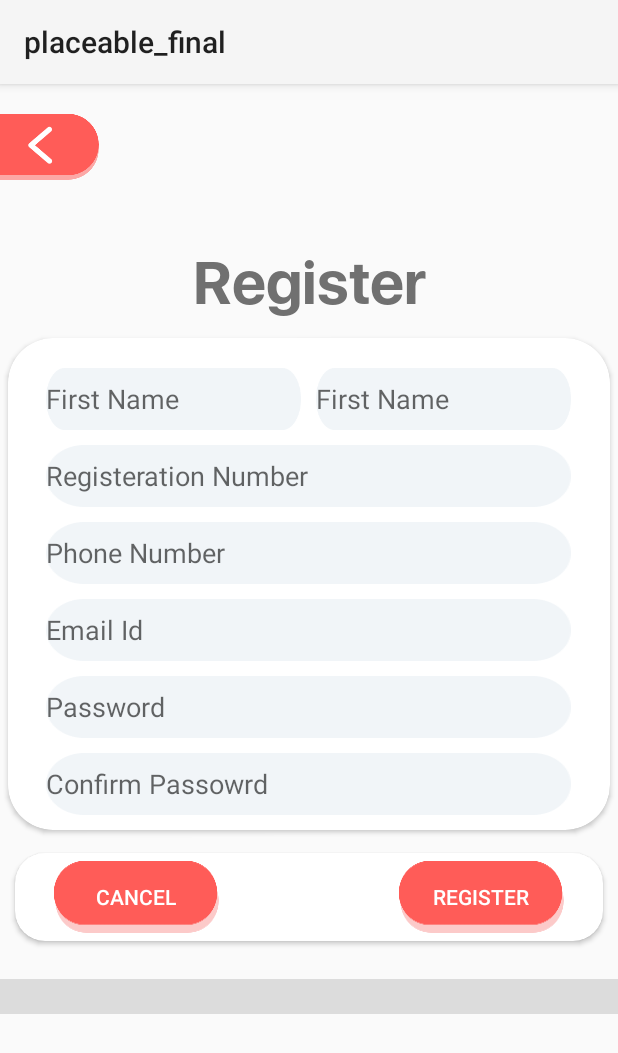
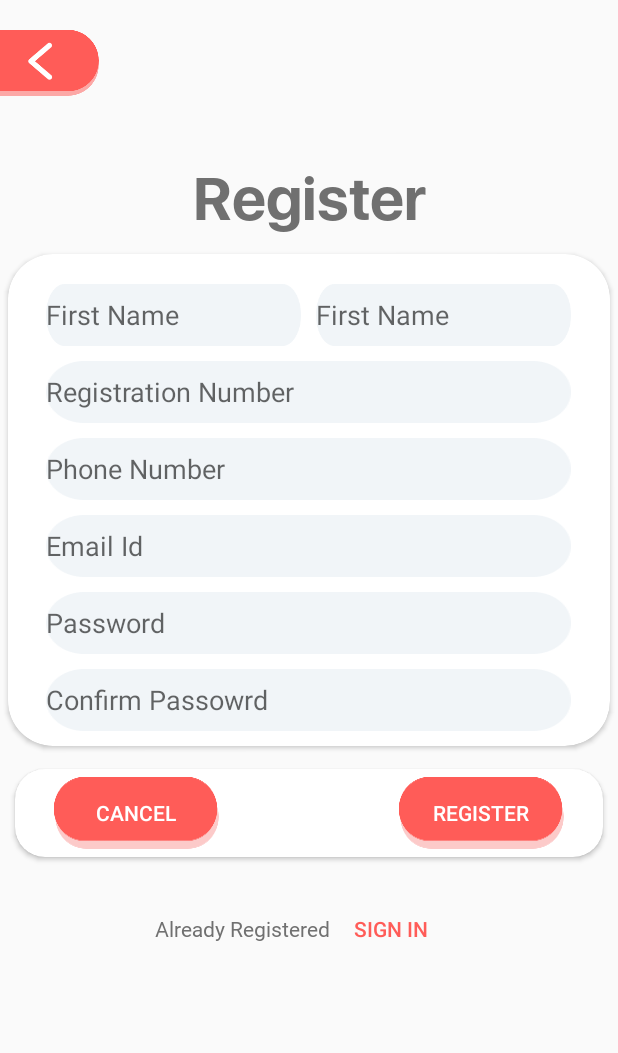
Before and after one commit to mayank-365/placeable_final, an Android app: the signup screen opened directly, with no data from a screen before it, on a phone screen of 412 x 824 dp. Shown: the top 1053 px of the screen. Run offline under Robolectric (Android 15) with nearby library versions, the phone set to English and light mode, and no system bars.

Commit message:
button working

```diff
--- a/app/src/main/AndroidManifest.xml
+++ b/app/src/main/AndroidManifest.xml
@@ -16,14 +16,16 @@
         android:roundIcon="@mipmap/ic_launcher_round"
         android:supportsRtl="true"
         android:theme="@style/CustomTheme">
-        <activity android:name=".signup" android:exported="true"/>
+        <activity android:name=".signup" android:exported="true"
+            android:theme="@style/CustomTheme.NoActionBar"/>
         <activity android:name=".home" android:exported="true"/>
         <activity
             android:name=".profile"
             android:exported="true" />
         <activity
             android:name=".MainActivity"
-            android:exported="true">
+            android:exported="true"
+            android:theme="@style/CustomTheme.NoActionBar">
             <intent-filter>
                 <action android:name="android.intent.action.MAIN" />
 
--- a/app/src/main/java/com/example/placeable_final/signup.java
+++ b/app/src/main/java/com/example/placeable_final/signup.java
@@ -1,14 +1,84 @@
 package com.example.placeable_final;
 
+import android.content.Intent;
 import android.os.Bundle;
+import android.view.MotionEvent;
+import android.view.View;
+import android.view.animation.Animation;
+import android.view.animation.AnimationUtils;
+import android.widget.Button;
+import android.widget.ImageButton;
 
 import androidx.annotation.Nullable;
 import androidx.appcompat.app.AppCompatActivity;
 
 public class signup extends AppCompatActivity {
+    Button signin,register,cancel;
+    ImageButton back;
+    Animation scaleup,scaledown;
     @Override
     protected void onCreate(@Nullable Bundle savedInstanceState) {
         super.onCreate(savedInstanceState);
         setContentView(R.layout.signup);
+        signin = findViewById(R.id.register_signin);
+        back = findViewById(R.id.register_back_button);
+        register = findViewById(R.id.register_request);
+        cancel = findViewById(R.id.register_cancel);
+        scaleup = AnimationUtils.loadAnimation(signup.this, R.anim.scale_up);
+        scaledown = AnimationUtils.loadAnimation(signup.this, R.anim.scale_down);
+        signin.setOnTouchListener(new View.OnTouchListener() {
+            @Override
+            public boolean onTouch(View v, MotionEvent motionEvent) {
+                if (motionEvent.getAction() == MotionEvent.ACTION_DOWN) {
+                    signin.startAnimation(scaleup);
+                    Intent intent = new Intent(signup.this, MainActivity.class);
+                    startActivity(intent);
+                } else if (motionEvent.getAction() == MotionEvent.ACTION_UP) {
+                    signin.startAnimation(scaledown);
+                }
+
+                return true;
+            }
+        });
+
+        register.setOnTouchListener(new View.OnTouchListener() {
+            @Override
+            public boolean onTouch(View v, MotionEvent motionEvent) {
+                if (motionEvent.getAction() == MotionEvent.ACTION_DOWN) {
+                    register.startAnimation(scaleup);
+                } else if (motionEvent.getAction() == MotionEvent.ACTION_UP) {
+                    register.startAnimation(scaledown);
+                }
+
+                return true;
+            }
+        });
+        back.setOnTouchListener(new View.OnTouchListener() {
+            @Override
+            public boolean onTouch(View v, MotionEvent motionEvent) {
+                if (motionEvent.getAction() == MotionEvent.ACTION_DOWN) {
+                    back.startAnimation(scaleup);
+                    Intent intent = new Intent(signup.this, MainActivity.class);
+                    startActivity(intent);
+                } else if (motionEvent.getAction() == MotionEvent.ACTION_UP) {
+                    back.startAnimation(scaledown);
+                }
+
+                return true;
+            }
+        });
+        cancel.setOnTouchListener(new View.OnTouchListener() {
+            @Override
+            public boolean onTouch(View v, MotionEvent motionEvent) {
+                if (motionEvent.getAction() == MotionEvent.ACTION_DOWN) {
+                    back.startAnimation(scaleup);
+                    Intent intent = new Intent(signup.this, MainActivity.class);
+                    startActivity(intent);
+                } else if (motionEvent.getAction() == MotionEvent.ACTION_UP) {
+                    back.startAnimation(scaledown);
+                }
+                return true;
+            }
+        });
     }
 }
--- a/app/src/main/res/layout/signup.xml
+++ b/app/src/main/res/layout/signup.xml
@@ -3,8 +3,15 @@
     android:layout_width="match_parent"
     android:layout_height="match_parent"
     xmlns:app="http://schemas.android.com/apk/res-auto">
+    <ScrollView
+        android:layout_width="match_parent"
+        android:layout_height="wrap_content">
+    <LinearLayout
+        android:layout_width="match_parent"
+        android:layout_height="wrap_content"
+        android:orientation="vertical">
     <ImageButton
-        android:id="@+id/register_back"
+        android:id="@+id/register_back_button"
         android:layout_width="wrap_content"
         android:layout_height="wrap_content"
         android:background="@drawable/backbutton"
@@ -14,7 +21,7 @@
         android:id="@+id/register_register"
         android:layout_width="match_parent"
         android:layout_height="wrap_content"
-        android:layout_below="@id/register_back"
+        android:layout_below="@id/register_back_button"
         android:fontFamily="@font/sf_ui_bold"
         android:gravity="center"
         android:text="@string/register"
@@ -148,11 +155,46 @@
         </LinearLayout>
     </androidx.cardview.widget.CardView>
 
-    <View
-        style="@style/Divider"
-        android:layout_below="@+id/register_cardviewsec"
+    <LinearLayout
+        android:layout_width="wrap_content"
+        android:layout_height="wrap_content"
+        android:gravity="center"
+        android:layout_below="@id/register_cardviewsec"
+        android:layout_alignParentStart="true"
+        android:layout_alignParentEnd="true"
         android:layout_alignParentBottom="true"
-        android:layout_marginTop="15dp"
-        android:layout_marginBottom="148dp" />
+        android:layout_marginStart="103dp"
+        android:layout_marginTop="14dp"
+        android:layout_marginEnd="110dp"
+        android:layout_marginBottom="111dp">
+
+        <TextView
+            android:layout_width="wrap_content"
+            android:layout_height="wrap_content"
+            android:layout_below="@id/register_cardviewsec"
+            android:fontFamily="@font/sf_ui_light"
+            android:text="@string/register_alreadysignin"
+            android:textColor="@color/dark_grey" />
+
+        <Button
+            android:id="@+id/register_signin"
+            android:layout_width="wrap_content"
+            android:layout_height="wrap_content"
+            android:background="@null"
+            android:text="@string/register_signin"
+            android:textColor="@color/dark_orange" />
+    </LinearLayout>
+    </LinearLayout>
+    <!--    <View-->
+<!--        android:id="@+id/view"-->
+<!--        style="@style/Divider"-->
+<!--        android:layout_below="@id/register_cardviewsec"-->
+<!--        android:layout_alignParentBottom="true"-->
+<!--        android:layout_marginTop="113dp"-->
+<!--        android:layout_marginBottom="39dp"-->
+<!--        app:layout_constraintEnd_toEndOf="parent"-->
+<!--        app:layout_constraintHorizontal_bias="0.0"-->
+<!--        app:layout_constraintStart_toStartOf="parent" />-->
+    </ScrollView>
 
 </RelativeLayout>
--- a/app/src/main/res/values/strings.xml
+++ b/app/src/main/res/values/strings.xml
@@ -27,11 +27,13 @@
     <string name="notregsitered">Click Here to</string>
     <!-- registration page strings -->
     <string name="register_firstname">First Name</string>
-    <string name="register_regno">Registeration Number</string>
+    <string name="register_regno">Registration Number</string>
     <string name="register_phone_no">Phone Number</string>
     <string name="register_email">Email Id</string>
     <string name="register_confirm_password">Confirm Passowrd</string>
     <string name="register_password">Password</string>
     <string name="register_cancel">Cancel</string>
     <string name="register_register">Register</string>
+    <string name="register_alreadysignin">Already Registered</string>
+    <string name="register_signin">Sign In</string>
 </resources>
```
Also changed, not shown: app/src/main/java/com/example/placeable_final/MainActivity.java (+21 -0 lines), app/src/main/res/layout/student_signin.xml (+4 -3 lines).
